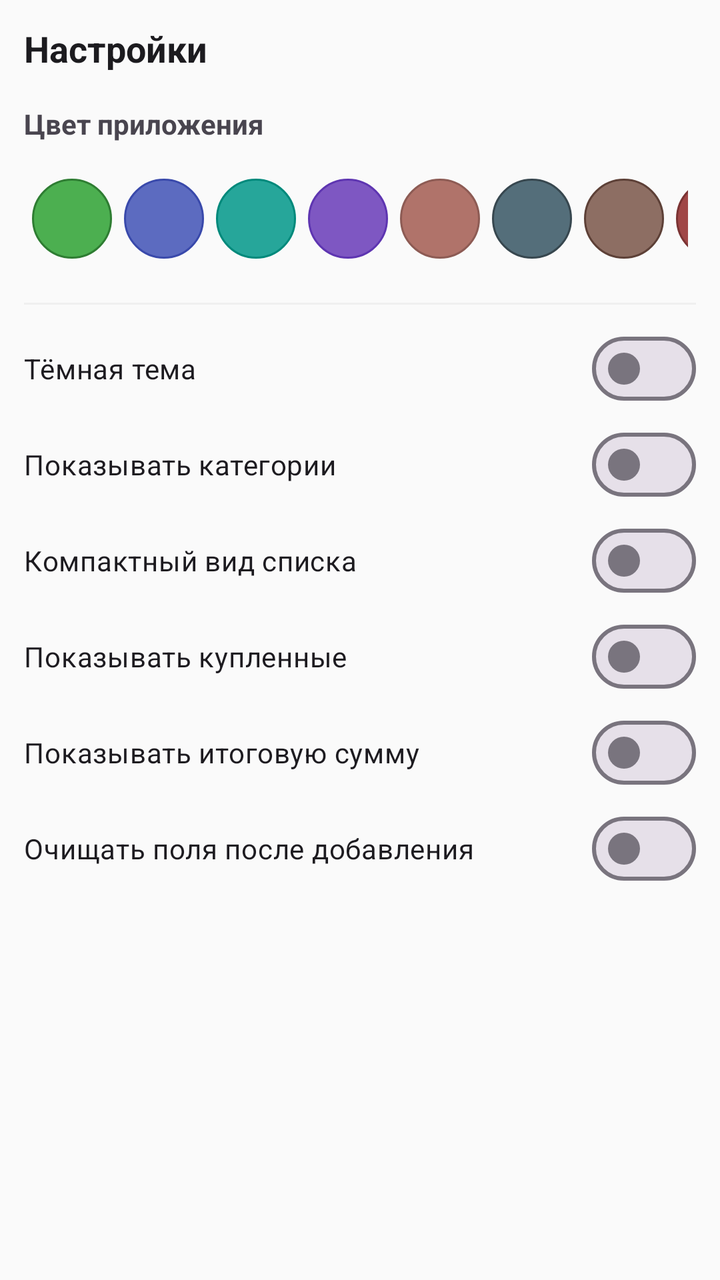
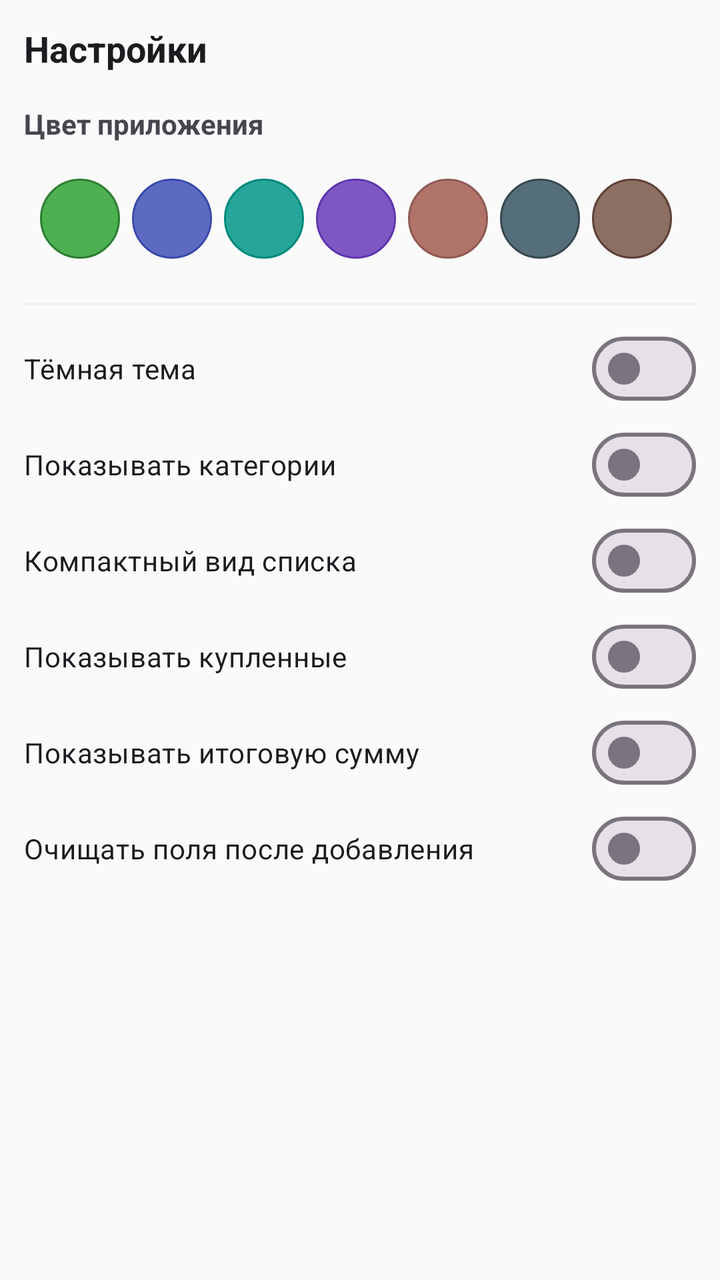

An Android layout rendered at two revisions. The XML below is the earlier revision; the diff shows what the commit changed to produce the second picture.
<!-- AndroidManifest.xml: application theme Theme.ShoppingList -->
<!-- res/layout/screen_settings.xml -->
<?xml version="1.0" encoding="utf-8"?>
<ScrollView xmlns:android="http://schemas.android.com/apk/res/android"
    android:layout_width="match_parent"
    android:layout_height="match_parent"
    android:padding="12dp">

    <LinearLayout
        android:layout_width="match_parent"
        android:layout_height="wrap_content"
        android:orientation="vertical">

        <TextView
            android:layout_width="wrap_content"
            android:layout_height="wrap_content"
            android:text="Настройки"
            android:textSize="18sp"
            android:textStyle="bold"
            android:textColor="?attr/colorOnSurface"
            android:layout_marginBottom="8dp" />

        <TextView
            android:layout_width="wrap_content"
            android:layout_height="wrap_content"
            android:text="Цвет приложения"
            android:textSize="14sp"
            android:textStyle="bold"
            android:textColor="?attr/colorOnSurfaceVariant"
            android:layout_marginTop="8dp"
            android:layout_marginBottom="8dp" />

        
        <LinearLayout
            android:layout_width="match_parent"
            android:layout_height="60dp"
            android:orientation="horizontal"
            android:gravity="center_vertical"
            android:paddingStart="4dp"
            android:paddingEnd="4dp">

            <View
                android:id="@+id/colorGreen"
                android:layout_width="40dp"
                android:layout_height="40dp"
                android:layout_marginEnd="6dp"
                android:background="@drawable/color_circle_green" />

            <View
                android:id="@+id/colorIndigo"
                android:layout_width="40dp"
                android:layout_height="40dp"
                android:layout_marginEnd="6dp"
                android:background="@drawable/color_circle_indigo" />

            <View
                android:id="@+id/colorTeal"
                android:layout_width="40dp"
                android:layout_height="40dp"
                android:layout_marginEnd="6dp"
                android:background="@drawable/color_circle_teal" />

            <View
                android:id="@+id/colorPurple"
                android:layout_width="40dp"
                android:layout_height="40dp"
                android:layout_marginEnd="6dp"
                android:background="@drawable/color_circle_purple" />

            <View
                android:id="@+id/colorTerracotta"
                android:layout_width="40dp"
                android:layout_height="40dp"
                android:layout_marginEnd="6dp"
                android:background="@drawable/color_circle_terracotta" />

            <View
                android:id="@+id/colorBlueGrey"
                android:layout_width="40dp"
                android:layout_height="40dp"
                android:layout_marginEnd="6dp"
                android:background="@drawable/color_circle_bluegrey" />

            <View
                android:id="@+id/colorBrown"
                android:layout_width="40dp"
                android:layout_height="40dp"
                android:layout_marginEnd="6dp"
                android:background="@drawable/color_circle_brown" />

            <View
                android:id="@+id/colorWine"
                android:layout_width="40dp"
                android:layout_height="40dp"
                android:background="@drawable/color_circle_wine" />
        </LinearLayout>

        <View
            android:layout_width="match_parent"
            android:layout_height="1dp"
            android:background="?attr/colorSurfaceVariant"
            android:layout_marginTop="12dp"
            android:layout_marginBottom="8dp" />

        <com.google.android.material.materialswitch.MaterialSwitch
            android:id="@+id/swDarkTheme"
            android:layout_width="match_parent"
            android:layout_height="wrap_content"
            android:text="Тёмная тема"
            android:paddingTop="8dp"
            android:paddingBottom="8dp" />

        <com.google.android.material.materialswitch.MaterialSwitch
            android:id="@+id/swShowTags"
            android:layout_width="match_parent"
            android:layout_height="wrap_content"
            android:text="Показывать категории"
            android:paddingTop="8dp"
            android:paddingBottom="8dp" />

        <com.google.android.material.materialswitch.MaterialSwitch
            android:id="@+id/swCompact"
            android:layout_width="match_parent"
            android:layout_height="wrap_content"
            android:text="Компактный вид списка"
            android:paddingTop="8dp"
            android:paddingBottom="8dp" />

        <com.google.android.material.materialswitch.MaterialSwitch
            android:id="@+id/swShowDone"
            android:layout_width="match_parent"
            android:layout_height="wrap_content"
            android:text="Показывать купленные"
            android:paddingTop="8dp"
            android:paddingBottom="8dp" />

        <com.google.android.material.materialswitch.MaterialSwitch
            android:id="@+id/swShowTotal"
            android:layout_width="match_parent"
            android:layout_height="wrap_content"
            android:text="Показывать итоговую сумму"
            android:paddingTop="8dp"
            android:paddingBottom="8dp" />

        <com.google.android.material.materialswitch.MaterialSwitch
            android:id="@+id/swClearFields"
            android:layout_width="match_parent"
            android:layout_height="wrap_content"
            android:text="Очищать поля после добавления"
            android:paddingTop="8dp"
            android:paddingBottom="8dp" />
    </LinearLayout>
</ScrollView>
<!-- resources referenced by this layout -->
<resources>
  <!-- drawable color_circle_bluegrey (drawable) -->
  <?xml version="1.0" encoding="utf-8"?>
  <shape xmlns:android="http://schemas.android.com/apk/res/android"
      android:shape="oval">
      <solid android:color="#546E7A" />
      <stroke android:width="1dp" android:color="#37474F" />
  </shape>
  <!-- drawable color_circle_brown (drawable) -->
  <?xml version="1.0" encoding="utf-8"?>
  <shape xmlns:android="http://schemas.android.com/apk/res/android"
      android:shape="oval">
      <solid android:color="#8D6E63" />
      <stroke android:width="1dp" android:color="#5D4037" />
  </shape>
  <!-- drawable color_circle_green (drawable) -->
  <?xml version="1.0" encoding="utf-8"?>
  <shape xmlns:android="http://schemas.android.com/apk/res/android"
      android:shape="oval">
      <solid android:color="#4CAF50" />
      <stroke android:width="1dp" android:color="#2E7D32" />
  </shape>
  <!-- drawable color_circle_indigo (drawable) -->
  <?xml version="1.0" encoding="utf-8"?>
  <shape xmlns:android="http://schemas.android.com/apk/res/android"
      android:shape="oval">
      <solid android:color="#5C6BC0" />
      <stroke android:width="1dp" android:color="#3949AB" />
  </shape>
  <!-- drawable color_circle_purple (drawable) -->
  <?xml version="1.0" encoding="utf-8"?>
  <shape xmlns:android="http://schemas.android.com/apk/res/android"
      android:shape="oval">
      <solid android:color="#7E57C2" />
      <stroke android:width="1dp" android:color="#5E35B1" />
  </shape>
  <!-- drawable color_circle_teal (drawable) -->
  <?xml version="1.0" encoding="utf-8"?>
  <shape xmlns:android="http://schemas.android.com/apk/res/android"
      android:shape="oval">
      <solid android:color="#26A69A" />
      <stroke android:width="1dp" android:color="#00897B" />
  </shape>
  <!-- drawable color_circle_terracotta (drawable) -->
  <?xml version="1.0" encoding="utf-8"?>
  <shape xmlns:android="http://schemas.android.com/apk/res/android"
      android:shape="oval">
      <solid android:color="#B0736A" />
      <stroke android:width="1dp" android:color="#8D5B54" />
  </shape>
  <!-- drawable color_circle_wine (drawable) -->
  <?xml version="1.0" encoding="utf-8"?>
  <shape xmlns:android="http://schemas.android.com/apk/res/android"
      android:shape="oval">
      <solid android:color="#A04747" />
      <stroke android:width="1dp" android:color="#7A3333" />
  </shape>
  <style name="Theme.ShoppingList" parent="Base.Theme.ShoppingList">
          <item name="colorPrimary">@color/primary_green</item>
          <item name="colorPrimaryContainer">@color/primary_green_container</item>
          <item name="colorOnPrimaryContainer">@color/on_primary_green_container</item>
      </style>
  <color name="primary_green">#4CAF50</color>
  <color name="primary_green_container">#C8E6C9</color>
  <color name="on_primary_green_container">#1B5E20</color>
  <color name="on_primary">#FFFFFF</color>
  <color name="secondary">#FFA726</color>
  <color name="on_secondary">#FFFFFF</color>
  <color name="surface">#FAFAFA</color>
  <color name="card_bg">#FFFFFF</color>
  <color name="on_surface">#1C1B1F</color>
  <color name="surface_variant">#F0F0F0</color>
  <color name="on_surface_variant">#49454F</color>
  <style name="SmallChip" parent="Widget.Material3.Chip.Filter">
          <item name="chipMinTouchTargetSize">0dp</item>
          <item name="chipMinHeight">24dp</item>
          <item name="chipStartPadding">6dp</item>
          <item name="chipEndPadding">6dp</item>
          <item name="android:textSize">11sp</item>
      </style>
  <!-- unchanged entries left out for length: 1 -->
</resources>

<!-- the commit's change to res/layout/screen_settings.xml (unified diff, before → after) -->
@@ -28,14 +28,13 @@
             android:layout_marginTop="8dp"
             android:layout_marginBottom="8dp" />
 
-        
         <LinearLayout
             android:layout_width="match_parent"
             android:layout_height="60dp"
             android:orientation="horizontal"
             android:gravity="center_vertical"
-            android:paddingStart="4dp"
-            android:paddingEnd="4dp">
+            android:paddingStart="8dp"
+            android:paddingEnd="8dp">
 
             <View
                 android:id="@+id/colorGreen"
